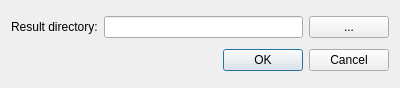
The window that code/3DMuVi/gui/forms/CSettingsDialog.ui (Boy2melo/3DMuVi) describes before a commit, drawn with Qt 5.
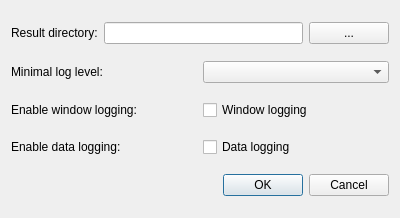
The same window after the commit.

Commit message: GUI: Einstellungen für Logger in CSettingsDialog hinzugefügt.

What changed in the file:
```diff
--- a/code/3DMuVi/gui/forms/CSettingsDialog.ui
+++ b/code/3DMuVi/gui/forms/CSettingsDialog.ui
@@ -7,7 +7,7 @@
     <x>0</x>
     <y>0</y>
     <width>400</width>
-    <height>88</height>
+    <height>218</height>
    </rect>
   </property>
   <property name="windowTitle">
@@ -41,6 +41,56 @@
      </item>
     </layout>
    </item>
+   <item>
+    <layout class="QHBoxLayout" name="horizontalLayout_2">
+     <item>
+      <widget class="QLabel" name="label_2">
+       <property name="text">
+        <string>Minimal log level:</string>
+       </property>
+      </widget>
+     </item>
+     <item>
+      <widget class="QComboBox" name="logLevelComboBox"/>
+     </item>
+    </layout>
+   </item>
+   <item>
+    <layout class="QHBoxLayout" name="horizontalLayout_3">
+     <item>
+      <widget class="QLabel" name="label_3">
+       <property name="text">
+        <string>Enable window logging:</string>
+       </property>
+      </widget>
+     </item>
+     <item>
+      <widget class="QCheckBox" name="logWindowCheckBox">
+       <property name="text">
+        <string>Window logging</string>
+       </property>
+      </widget>
+     </item>
+    </layout>
+   </item>
+   <item>
+    <layout class="QHBoxLayout" name="horizontalLayout_4">
+     <item>
+      <widget class="QLabel" name="label_4">
+       <property name="text">
+        <string>Enable data logging:</string>
+       </property>
+      </widget>
+     </item>
+     <item>
+      <widget class="QCheckBox" name="logDataCheckBox">
+       <property name="text">
+        <string>Data logging</string>
+       </property>
+      </widget>
+     </item>
+    </layout>
+   </item>
    <item>
     <widget class="QDialogButtonBox" name="buttonBox">
      <property name="orientation">
```
The commit also changes 4 other files.
